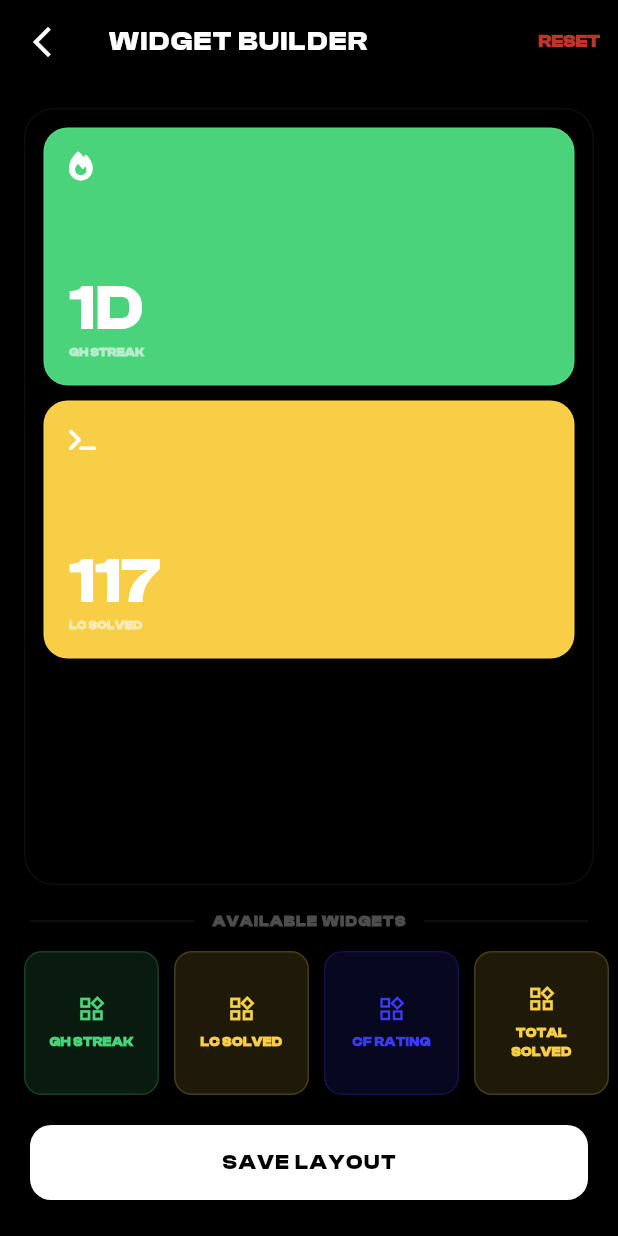
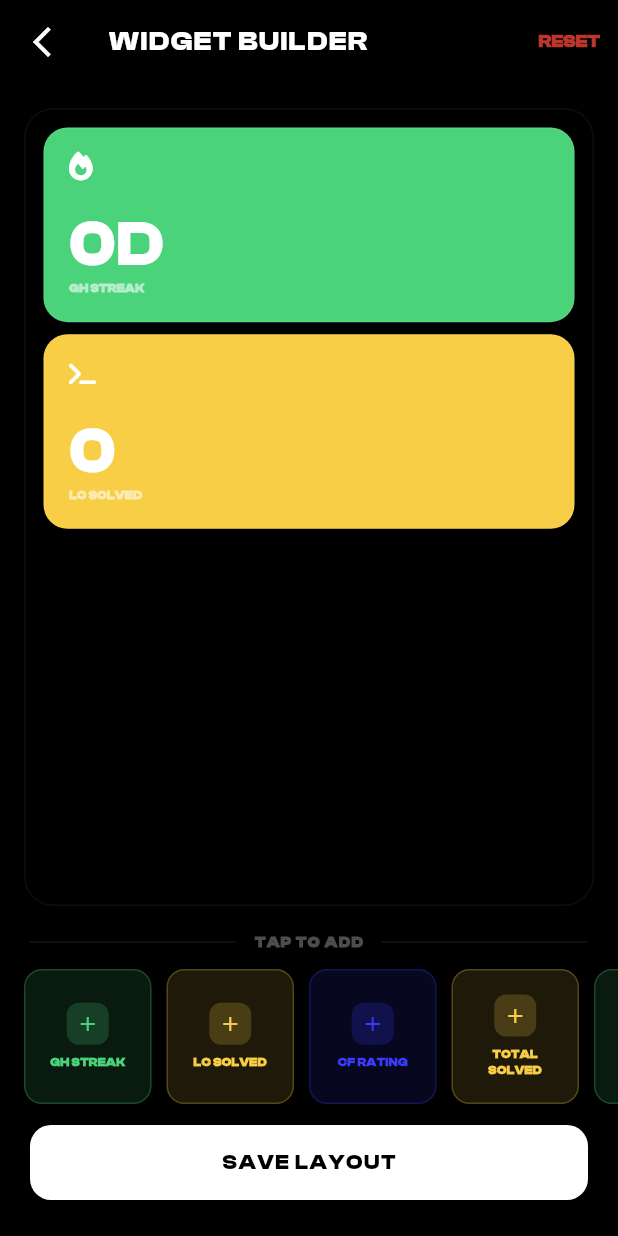
Before and after one commit to anj2609/Klyx, a Flutter app: the DashboardView screen opened by its route, after a tap on "CUSTOMIZE", on a phone screen of 412 x 824 dp. Run offline on Flutter 3.47's test engine with Material 3 defaults, Android fonts, the phone set to English and light mode, and no system bars; our stand-ins replace dio, flutter_riverpod, flutter_secure_storage, font_awesome_flutter, go_router, shared_preferences; accounts and stored records are empty.

Commit message:
fix: empty state on skip login, StaggeredGrid crash, widget builder tap-to-add, reduced navbar padding

```diff
--- a/lib/features/widget_builder/home_grid_view.dart
+++ b/lib/features/widget_builder/home_grid_view.dart
@@ -1,8 +1,5 @@
 import 'package:flutter/material.dart';
 import 'package:flutter_riverpod/flutter_riverpod.dart';
-import 'package:flutter_staggered_grid_view/flutter_staggered_grid_view.dart';
-import 'package:shimmer/shimmer.dart';
-import 'package:klyx/core/theme/colors.dart';
 import 'package:klyx/features/widget_builder/widget_builder_provider.dart';
 import 'package:klyx/features/widget_builder/widget_renderer.dart';
 import 'package:klyx/viewmodels/dashboard_viewmodel.dart';
@@ -16,7 +13,9 @@ class HomeGridView extends ConsumerWidget {
     final stats = ref.watch(dashboardViewModelProvider);
 
     if (widgets.isEmpty) {
-      return Center(
+      return Padding(
+        padding: const EdgeInsets.symmetric(vertical: 40),
+        child: Center(
           child: Column(
             mainAxisSize: MainAxisSize.min,
             children: [
@@ -31,71 +30,90 @@ class HomeGridView extends ConsumerWidget {
                   color: Colors.white.withOpacity(0.3),
                 ),
               ),
+              const SizedBox(height: 4),
+              Text(
+                'Tap CUSTOMIZE to add widgets',
+                style: TextStyle(
+                  fontFamily: 'Clash Display',
+                  fontSize: 10,
+                  color: Colors.white.withOpacity(0.15),
+                ),
+              ),
             ],
+          ),
         ),
       );
     }
 
-    return StaggeredGrid.count(
-      crossAxisCount: 2,
-      mainAxisSpacing: 12,
-      crossAxisSpacing: 12,
-      children: widgets.map((config) {
-        return StaggeredGridTile.count(
-          crossAxisCellCount: config.size.crossAxisCellCount,
-          mainAxisCellCount: config.size.mainAxisCellCount,
+    // Build a simple Column-based grid (2 columns) to avoid StaggeredGrid
+    // constraint issues inside SingleChildScrollView.
+    return LayoutBuilder(
+      builder: (context, constraints) {
+        final maxWidth = constraints.maxWidth;
+        final spacing = 12.0;
+        final halfWidth = (maxWidth - spacing) / 2;
+        final cellHeight = halfWidth * 0.9; // Aspect ratio
+
+        final List<Widget> rows = [];
+        int i = 0;
+        while (i < widgets.length) {
+          final config = widgets[i];
+          final isWide = config.size.crossAxisCellCount == 2;
+          final isTall = config.size.mainAxisCellCount == 2;
+
+          if (isWide) {
+            // Full-width widget
+            rows.add(
+              SizedBox(
+                width: maxWidth,
+                height: isTall ? cellHeight * 2 + spacing : cellHeight,
                 child: WidgetRenderer(config: config, stats: stats),
+              ),
             );
-      }).toList(),
+            i++;
+          } else {
+            // Try to pair with next small widget
+            Widget? second;
+            if (i + 1 < widgets.length &&
+                widgets[i + 1].size.crossAxisCellCount == 1) {
+              second = SizedBox(
+                width: halfWidth,
+                height: widgets[i + 1].size.mainAxisCellCount == 2
+                    ? cellHeight * 2 + spacing
+                    : cellHeight,
+                child: WidgetRenderer(
+                    config: widgets[i + 1], stats: stats),
+              );
+            }
+
+            rows.add(
+              Row(
+                children: [
+                  SizedBox(
+                    width: halfWidth,
+                    height: isTall ? cellHeight * 2 + spacing : cellHeight,
+                    child: WidgetRenderer(config: config, stats: stats),
+                  ),
+                  SizedBox(width: spacing),
+                  if (second != null) second,
+                  if (second == null) SizedBox(width: halfWidth),
+                ],
+              ),
+            );
+
+            i += second != null ? 2 : 1;
+          }
+
+          if (i < widgets.length) {
+            rows.add(SizedBox(height: spacing));
+          }
+        }
+
+        return Column(
+          crossAxisAlignment: CrossAxisAlignment.start,
+          children: rows,
+        );
+      },
     );
   }
 }
-
-class HomeGridShimmer extends StatelessWidget {
-  const HomeGridShimmer({super.key});
-
-  @override
-  Widget build(BuildContext context) {
-    return Shimmer.fromColors(
-      baseColor: KlyxColors.cardBackground,
-      highlightColor: Colors.white.withOpacity(0.05),
-      child: StaggeredGrid.count(
-        crossAxisCount: 2,
-        mainAxisSpacing: 12,
-        crossAxisSpacing: 12,
-        children: [
-          StaggeredGridTile.count(
-            crossAxisCellCount: 2,
-            mainAxisCellCount: 1,
-            child: Container(
-              decoration: BoxDecoration(
-                color: KlyxColors.cardBackground,
-                borderRadius: BorderRadius.circular(16),
-              ),
-            ),
-          ),
-          StaggeredGridTile.count(
-            crossAxisCellCount: 1,
-            mainAxisCellCount: 1,
-            child: Container(
-              decoration: BoxDecoration(
-                color: KlyxColors.cardBackground,
-                borderRadius: BorderRadius.circular(16),
-              ),
-            ),
-          ),
-          StaggeredGridTile.count(
-            crossAxisCellCount: 1,
-            mainAxisCellCount: 1,
-            child: Container(
-              decoration: BoxDecoration(
-                color: KlyxColors.cardBackground,
-                borderRadius: BorderRadius.circular(16),
-              ),
-            ),
-          ),
-        ],
-      ),
-    );
-  }
-}
--- a/lib/features/widget_builder/widget_builder_screen.dart
+++ b/lib/features/widget_builder/widget_builder_screen.dart
@@ -1,6 +1,5 @@
 import 'package:flutter/material.dart';
 import 'package:flutter_riverpod/flutter_riverpod.dart';
-import 'package:flutter_staggered_grid_view/flutter_staggered_grid_view.dart';
 import 'package:klyx/core/theme/colors.dart';
 import 'package:klyx/features/widget_builder/widget_builder_provider.dart';
 import 'package:klyx/features/widget_builder/widget_config_model.dart';
@@ -73,70 +72,50 @@ class _WidgetBuilderScreenState extends ConsumerState<WidgetBuilderScreen> {
           // Top: Live preview grid
           Expanded(
             flex: 3,
-            child: DragTarget<WidgetType>(
-              onAcceptWithDetails: (details) {
-                final type = details.data;
-                final config = WidgetConfig(
-                  id: DateTime.now().millisecondsSinceEpoch.toString(),
-                  type: type,
-                  size: WidgetSize.medium,
-                  colorAccent: _colorForType(type),
-                  showLabel: true,
-                );
-                ref.read(widgetBuilderProvider.notifier).addWidget(config);
-              },
-              builder: (context, candidateData, rejectedData) {
-                return Container(
+            child: Container(
               margin: const EdgeInsets.all(16),
               padding: const EdgeInsets.all(12),
               decoration: BoxDecoration(
-                    color: candidateData.isNotEmpty
-                        ? Colors.white.withOpacity(0.03)
-                        : Colors.transparent,
                 borderRadius: BorderRadius.circular(20),
                 border: Border.all(
-                      color: candidateData.isNotEmpty
-                          ? KlyxColors.accentGreen.withOpacity(0.3)
-                          : Colors.white.withOpacity(0.05),
-                      width: candidateData.isNotEmpty ? 2 : 1,
+                  color: Colors.white.withOpacity(0.05),
+                  width: 1,
                 ),
               ),
               child: widgets.isEmpty
                   ? Center(
-                          child: Text(
-                            'Drag widgets here',
+                      child: Column(
+                        mainAxisSize: MainAxisSize.min,
+                        children: [
+                          Icon(Icons.widgets_outlined,
+                              size: 40,
+                              color: Colors.white.withOpacity(0.1)),
+                          const SizedBox(height: 8),
+                          Text(
+                            'Tap a widget below to add it',
                             style: TextStyle(
                               fontFamily: 'Clash Display',
                               color: Colors.white.withOpacity(0.2),
-                              fontSize: 14,
+                              fontSize: 13,
                             ),
                           ),
+                        ],
+                      ),
                     )
-                      : SingleChildScrollView(
-                          child: StaggeredGrid.count(
-                            crossAxisCount: 2,
-                            mainAxisSpacing: 10,
-                            crossAxisSpacing: 10,
-                            children: widgets.map((config) {
-                              return StaggeredGridTile.count(
-                                crossAxisCellCount:
-                                    config.size.crossAxisCellCount,
-                                mainAxisCellCount:
-                                    config.size.mainAxisCellCount,
-                                child: GestureDetector(
-                                  onTap: () =>
-                                      _showConfigPanel(context, config),
-                                  onLongPress: () =>
-                                      _showDeleteConfirm(context, config),
-                                  child: WidgetRenderer(
-                                      config: config, stats: stats),
-                                ),
-                              );
-                            }).toList(),
-                          ),
+                  : LayoutBuilder(
+                      builder: (context, constraints) {
+                        final maxW = constraints.maxWidth;
+                        final spacing = 8.0;
+                        final halfW = (maxW - spacing) / 2;
+                        final cellH = halfW * 0.75;
+
+                        return SingleChildScrollView(
+                          child: _buildPreviewGrid(
+                            widgets, stats, maxW, halfW, cellH, spacing,
                           ),
                         );
                       },
+                    ),
             ),
           ),
 
@@ -151,7 +130,7 @@ class _WidgetBuilderScreenState extends ConsumerState<WidgetBuilderScreen> {
                 Padding(
                   padding: const EdgeInsets.symmetric(horizontal: 12),
                   child: Text(
-                    'AVAILABLE WIDGETS',
+                    'TAP TO ADD',
                     style: TextStyle(
                       fontFamily: 'Clash Display',
                       fontSize: 10,
@@ -168,55 +147,29 @@ class _WidgetBuilderScreenState extends ConsumerState<WidgetBuilderScreen> {
             ),
           ),
 
-          // Bottom: Palette of available widgets
+          // Bottom: Palette of available widgets — tap to add
           SizedBox(
-            height: 120,
+            height: 110,
             child: ListView.builder(
               scrollDirection: Axis.horizontal,
-              padding: const EdgeInsets.symmetric(horizontal: 16, vertical: 12),
+              padding:
+                  const EdgeInsets.symmetric(horizontal: 16, vertical: 10),
               itemCount: WidgetType.values.length,
               itemBuilder: (context, index) {
                 final type = WidgetType.values[index];
                 return Padding(
                   padding: const EdgeInsets.only(right: 10),
-                  child: LongPressDraggable<WidgetType>(
-                    data: type,
-                    feedback: Material(
-                      color: Colors.transparent,
-                      child: Container(
-                        width: 90,
-                        height: 80,
-                        decoration: BoxDecoration(
-                          color: Color(_colorForType(type)).withOpacity(0.8),
-                          borderRadius: BorderRadius.circular(12),
-                          boxShadow: [
-                            BoxShadow(
-                              color: Color(_colorForType(type))
-                                  .withOpacity(0.3),
-                              blurRadius: 12,
-                              spreadRadius: 2,
-                            ),
-                          ],
-                        ),
-                        child: Center(
-                          child: Text(
-                            type.shortLabel,
-                            textAlign: TextAlign.center,
-                            style: const TextStyle(
-                              fontFamily: 'Clash Display',
-                              fontSize: 10,
-                              fontWeight: FontWeight.w900,
-                              color: Colors.white,
-                              decoration: TextDecoration.none,
-                            ),
-                          ),
-                        ),
-                      ),
-                    ),
-                    childWhenDragging: Opacity(
-                      opacity: 0.3,
-                      child: _PaletteTile(type: type),
-                    ),
+                  child: GestureDetector(
+                    onTap: () {
+                      final config = WidgetConfig(
+                        id: DateTime.now().millisecondsSinceEpoch.toString(),
+                        type: type,
+                        size: WidgetSize.medium,
+                        colorAccent: _colorForType(type),
+                        showLabel: true,
+                      );
+                      ref.read(widgetBuilderProvider.notifier).addWidget(config);
+                    },
                     child: _PaletteTile(type: type),
                   ),
                 );
@@ -226,7 +179,7 @@ class _WidgetBuilderScreenState extends ConsumerState<WidgetBuilderScreen> {
 
           // Save button
           Padding(
-            padding: const EdgeInsets.fromLTRB(20, 8, 20, 24),
+            padding: const EdgeInsets.fromLTRB(20, 4, 20, 24),
             child: SizedBox(
               width: double.infinity,
               height: 50,
@@ -271,6 +224,77 @@ class _WidgetBuilderScreenState extends ConsumerState<WidgetBuilderScreen> {
           ),
         ],
       ),
+    );
+  }
+
+  Widget _buildPreviewGrid(
+    List<WidgetConfig> widgets,
+    dynamic stats,
+    double maxW,
+    double halfW,
+    double cellH,
+    double spacing,
+  ) {
+    final List<Widget> rows = [];
+    int i = 0;
+    while (i < widgets.length) {
+      final config = widgets[i];
+      final isWide = config.size.crossAxisCellCount == 2;
+      final isTall = config.size.mainAxisCellCount == 2;
+
+      if (isWide) {
+        rows.add(
+          SizedBox(
+            width: maxW,
+            height: isTall ? cellH * 2 + spacing : cellH,
+            child: _previewTile(config, stats),
+          ),
+        );
+        i++;
+      } else {
+        Widget? second;
+        if (i + 1 < widgets.length &&
+            widgets[i + 1].size.crossAxisCellCount == 1) {
+          second = SizedBox(
+            width: halfW,
+            height: cellH,
+            child: _previewTile(widgets[i + 1], stats),
+          );
+        }
+
+        rows.add(
+          Row(
+            children: [
+              SizedBox(
+                width: halfW,
+                height: cellH,
+                child: _previewTile(config, stats),
+              ),
+              SizedBox(width: spacing),
+              if (second != null) second,
+              if (second == null) SizedBox(width: halfW),
+            ],
+          ),
+        );
+        i += second != null ? 2 : 1;
+      }
+
+      if (i < widgets.length) {
+        rows.add(SizedBox(height: spacing));
+      }
+    }
+
+    return Column(
+      crossAxisAlignment: CrossAxisAlignment.start,
+      children: rows,
+    );
+  }
+
+  Widget _previewTile(WidgetConfig config, dynamic stats) {
+    return GestureDetector(
+      onTap: () => _showConfigPanel(context, config),
+      onLongPress: () => _showDeleteConfirm(context, config),
+      child: WidgetRenderer(config: config, stats: stats),
     );
   }
 
@@ -358,24 +382,32 @@ class _PaletteTile extends StatelessWidget {
   Widget build(BuildContext context) {
     final color = _paletteColor(type);
     return Container(
-      width: 90,
+      width: 85,
       decoration: BoxDecoration(
         color: color.withOpacity(0.12),
         borderRadius: BorderRadius.circular(12),
-        border: Border.all(color: color.withOpacity(0.2)),
+        border: Border.all(color: color.withOpacity(0.25)),
       ),
       padding: const EdgeInsets.all(10),
       child: Column(
         mainAxisAlignment: MainAxisAlignment.center,
         children: [
-          Icon(Icons.widgets_outlined, color: color, size: 20),
+          Container(
+            width: 28,
+            height: 28,
+            decoration: BoxDecoration(
+              color: color.withOpacity(0.2),
+              borderRadius: BorderRadius.circular(8),
+            ),
+            child: Icon(Icons.add, color: color, size: 16),
+          ),
           const SizedBox(height: 6),
           Text(
             type.shortLabel,
             textAlign: TextAlign.center,
             style: TextStyle(
               fontFamily: 'Clash Display',
-              fontSize: 9,
+              fontSize: 8,
               fontWeight: FontWeight.w900,
               color: color,
             ),
@@ -416,11 +448,11 @@ class _ConfigPanelState extends ConsumerState<_ConfigPanel> {
   late bool _showLabel;
 
   static const _colorSwatches = [
-    0xFFEB4335, // Red
-    0xFF4BD37B, // Green
-    0xFFF7CE46, // Yellow
-    0xFF3B3BFF, // Blue
-    0xFF9C27B0, // Purple
+    0xFFEB4335,
+    0xFF4BD37B,
+    0xFFF7CE46,
+    0xFF3B3BFF,
+    0xFF9C27B0,
   ];
 
   @override
--- a/lib/models/dashboard_stats.dart
+++ b/lib/models/dashboard_stats.dart
@@ -25,4 +25,15 @@ class DashboardStats {
       leetcodeWeekly: [true, true, true, true, true, true, false],
     );
   }
+
+  factory DashboardStats.empty() {
+    return DashboardStats(
+      totalCompetitiveSolved: 0,
+      githubContribs: 0,
+      leetcodeSolved: 0,
+      codeforcesRating: 0,
+      githubStreak: 0,
+      leetcodeWeekly: [false, false, false, false, false, false, false],
+    );
+  }
 }
--- a/lib/ui/views/dashboard_view.dart
+++ b/lib/ui/views/dashboard_view.dart
@@ -216,7 +216,7 @@ class _DashboardHome extends ConsumerWidget {
                   ),
                 ),
                 Text(
-                  '6/7 DAYS',
+                  '${stats.leetcodeWeekly.where((d) => d).length}/7 DAYS',
                   style: const TextStyle(
                     fontFamily: 'Clash Display',
                     color: KlyxColors.accentYellow,
@@ -252,8 +252,8 @@ class _KlyxBottomNav extends StatelessWidget {
   @override
   Widget build(BuildContext context) {
     return Container(
-      height: 80,
-      margin: const EdgeInsets.all(20),
+      height: 64,
+      margin: const EdgeInsets.only(left: 8, right: 8, bottom: 6),
       decoration: BoxDecoration(
         color: const Color(0xFF1A1A1A).withOpacity(0.8),
         borderRadius: BorderRadius.circular(30),
--- a/lib/viewmodels/dashboard_viewmodel.dart
+++ b/lib/viewmodels/dashboard_viewmodel.dart
@@ -1,5 +1,6 @@
 import 'package:flutter_riverpod/flutter_riverpod.dart';
 import 'package:klyx/models/dashboard_stats.dart';
+import 'package:klyx/features/auth/auth_provider.dart';
 
 final dashboardViewModelProvider = NotifierProvider<DashboardViewModel, DashboardStats>(() {
   return DashboardViewModel();
@@ -8,11 +9,26 @@ final dashboardViewModelProvider = NotifierProvider<DashboardViewModel, Dashboar
 class DashboardViewModel extends Notifier<DashboardStats> {
   @override
   DashboardStats build() {
+    final authState = ref.watch(authNotifierProvider);
+    final profile = authState.value;
+
+    // If user skipped login (empty profile) or no profile, show empty stats
+    if (profile == null || profile.isEmpty) {
+      return DashboardStats.empty();
+    }
+
+    // If user has connected platforms, show mock for now (real API later)
     return DashboardStats.mock();
   }
 
   Future<void> refresh() async {
     await Future.delayed(const Duration(seconds: 1));
-    state = DashboardStats.mock();
+    final authState = ref.read(authNotifierProvider);
+    final profile = authState.value;
+    if (profile == null || profile.isEmpty) {
+      state = DashboardStats.empty();
+    } else {
+      state = DashboardStats.mock();
+    }
   }
 }
```
Lines whose indentation alone changed are shown as unchanged.
